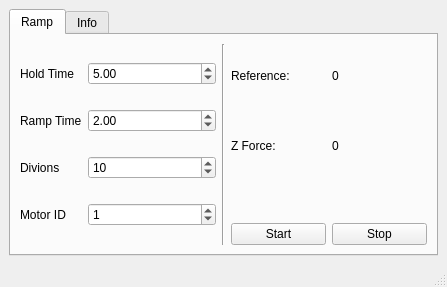
Above: MotorCalibrate/forms/mainwindow.ui from uf-mil-archive/sub-2012 before the change. Below: the same form after it.
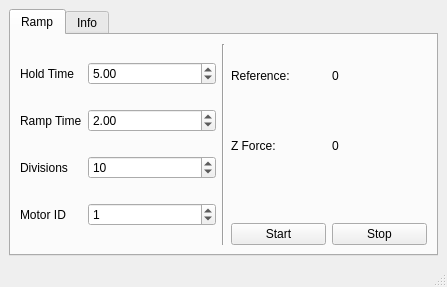
That is the form after the change. The open tabs and pages were chosen to show the change.

```diff
--- a/MotorCalibrate/forms/mainwindow.ui
+++ b/MotorCalibrate/forms/mainwindow.ui
@@ -90,7 +90,7 @@
           <item row="2" column="0">
            <widget class="QLabel" name="label_5">
             <property name="text">
-             <string>Divions</string>
+             <string>Divisions</string>
             </property>
            </widget>
           </item>
```
Left out of the diff: 17 changed lines with no effect on the pictures.
